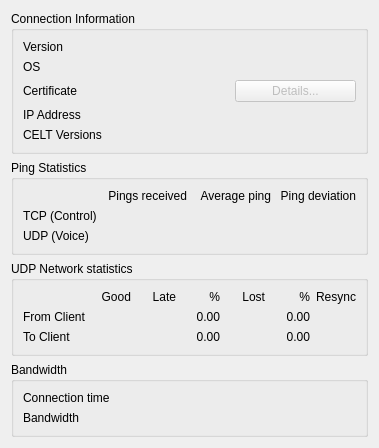
mumble-voip/mumble, file src/mumble/UserInformation.ui: the form before one commit.
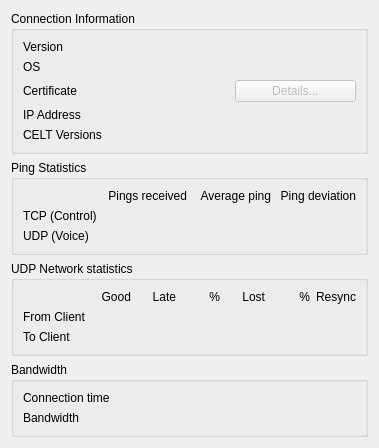
The form after the commit.

Commit message: Fix coding style in the UserInformation dialog

```diff
--- a/src/mumble/UserInformation.ui
+++ b/src/mumble/UserInformation.ui
@@ -487,7 +487,7 @@
       <item row="1" column="3">
        <widget class="QLabel" name="qlFromLate_percent">
         <property name="text">
-         <string notr="true">0.00</string>
+         <string notr="true"/>
         </property>
         <property name="alignment">
          <set>Qt::AlignRight|Qt::AlignTrailing|Qt::AlignVCenter</set>
@@ -497,7 +497,7 @@
       <item row="2" column="3">
        <widget class="QLabel" name="qlToLate_percent">
         <property name="text">
-         <string notr="true">0.00</string>
+         <string notr="true"/>
         </property>
         <property name="alignment">
          <set>Qt::AlignRight|Qt::AlignTrailing|Qt::AlignVCenter</set>
@@ -507,7 +507,7 @@
       <item row="1" column="5">
        <widget class="QLabel" name="qlFromLost_percent">
         <property name="text">
-         <string notr="true">0.00</string>
+         <string notr="true"/>
         </property>
         <property name="alignment">
          <set>Qt::AlignRight|Qt::AlignTrailing|Qt::AlignVCenter</set>
@@ -517,7 +517,7 @@
       <item row="2" column="5">
        <widget class="QLabel" name="qlToLost_percent">
         <property name="text">
-         <string notr="true">0.00</string>
+         <string notr="true"/>
         </property>
         <property name="alignment">
          <set>Qt::AlignRight|Qt::AlignTrailing|Qt::AlignVCenter</set>
```
Left out of the diff: 12 changed lines with no effect on the pictures. The commit also changes 1 other file.
